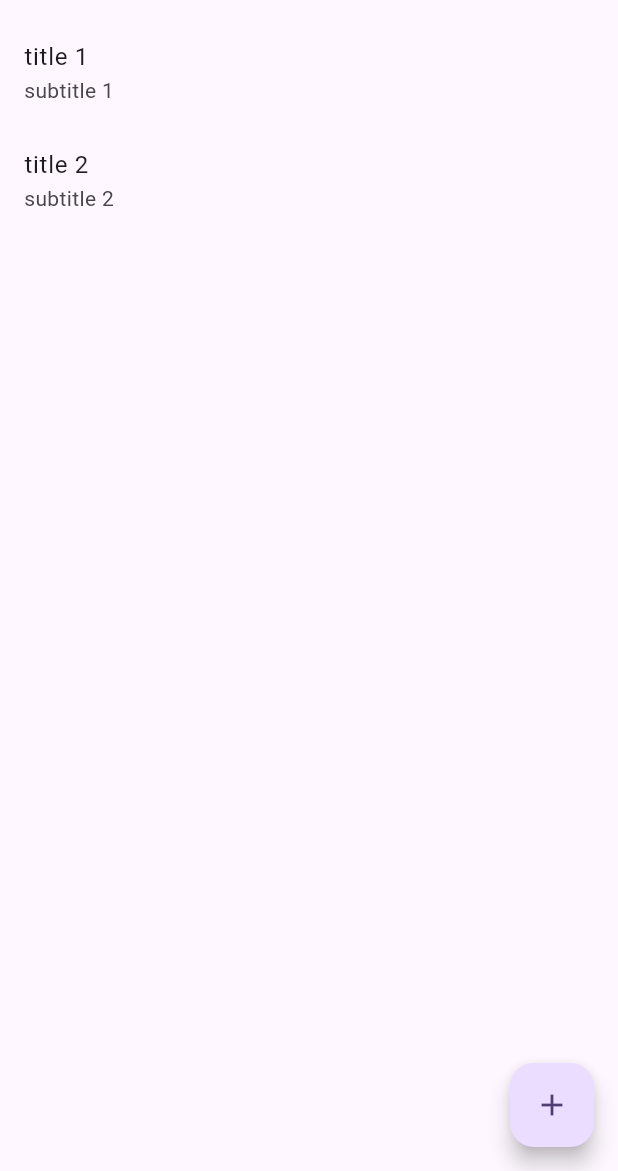
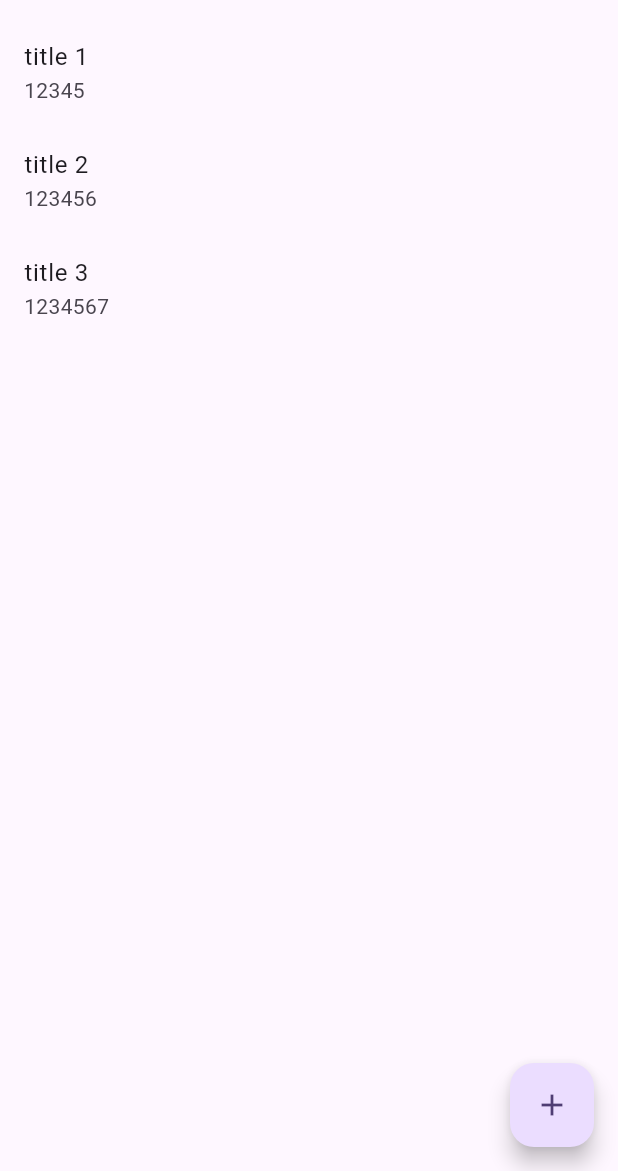
Before and after one commit to kimlg2/todolist, a Flutter app: the screen it shows after launch, on a phone screen of 412 x 824 dp, the part 65-1236 px from its top. Run offline on Flutter 3.47's test engine with Material 3 defaults, Android fonts, the phone set to English and light mode, and no system bars.

Commit message:
목록 리스트 표시

```diff
--- a/lib/list_screen.dart
+++ b/lib/list_screen.dart
@@ -1,8 +1,30 @@
 import 'package:flutter/material.dart';
 import 'package:todolist/create_screen.dart';
+import 'package:todolist/todo.dart';
 
-class ListScreen extends StatelessWidget {
+class ListScreen extends StatefulWidget {
   const ListScreen({Key? key}) : super(key: key);
+
+  @override
+  State<ListScreen> createState() => _ListScreenState();
+}
+
+class _ListScreenState extends State<ListScreen> {
+  final todos = [
+    Todo(
+      title: 'title 1',
+      dateTime: 12345,
+    ),
+    Todo(
+      title: 'title 2',
+      dateTime: 123456,
+    ),
+    Todo(
+      title: 'title 3',
+      dateTime: 1234567,
+    ),
+  ];
+
 
   @override
   Widget build(BuildContext context) {
@@ -11,16 +33,13 @@ class ListScreen extends StatelessWidget {
         title: const Text('Todo list 리스트'),
       ),
       body: ListView(
-        children: const [
+        children: todos
+            .map((todo) =>
           ListTile(
-            title: Text('title 1'),
-            subtitle: Text('subtitle 1'),
-          ),
-          ListTile(
-            title: Text('title 2'),
-            subtitle: Text('subtitle 2'),
-          ),
-        ],
+            title: Text(todo.title),
+            subtitle: Text('${todo.dateTime}'),
+          ))
+            .toList(),
       ),
       floatingActionButton: FloatingActionButton(
         onPressed: () {
--- /dev/null
+++ b/lib/todo.dart
@@ -0,0 +1,9 @@
+class Todo {
+  String title;
+  int dateTime;
+
+  Todo({
+    required this.title,
+    required this.dateTime,
+  });
+}
```
